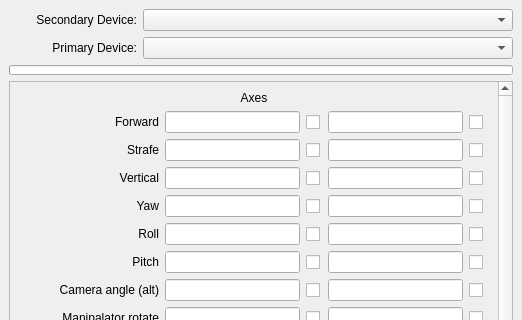
Before: the Qt Designer form joysticktest.ui in SevR0V/joystickTest, drawn with Qt 5; both pictures show x 0 to 522 and y 0 to 320 of the 522 by 624 pixel window.
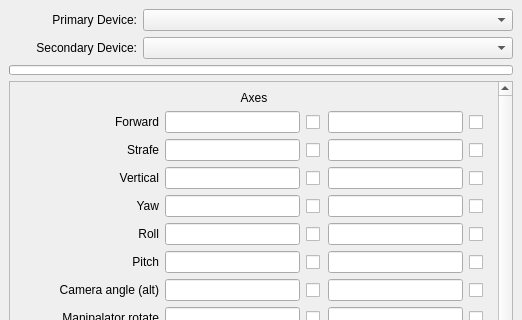
After: the same form once the commit is applied.

```diff
--- a/joysticktest.ui
+++ b/joysticktest.ui
@@ -27,30 +27,6 @@
   </property>
   <widget class="QWidget" name="centralwidget">
    <layout class="QVBoxLayout" name="verticalLayout">
-    <item>
-     <layout class="QHBoxLayout" name="horizontalLayout">
-      <item>
-       <widget class="QLabel" name="label_2">
-        <property name="text">
-         <string>Secondary Device:</string>
-        </property>
-        <property name="alignment">
-         <set>Qt::AlignmentFlag::AlignRight|Qt::AlignmentFlag::AlignTrailing|Qt::AlignmentFlag::AlignVCenter</set>
-        </property>
-       </widget>
-      </item>
-      <item>
-       <widget class="QComboBox" name="secondaryDeviceList">
-        <property name="minimumSize">
-         <size>
-          <width>370</width>
-          <height>0</height>
-         </size>
-        </property>
-       </widget>
-      </item>
-     </layout>
-    </item>
     <item>
      <layout class="QHBoxLayout" name="horizontalLayout_23">
       <item>
@@ -75,6 +51,30 @@
       </item>
      </layout>
     </item>
+    <item>
+     <layout class="QHBoxLayout" name="horizontalLayout">
+      <item>
+       <widget class="QLabel" name="label_2">
+        <property name="text">
+         <string>Secondary Device:</string>
+        </property>
+        <property name="alignment">
+         <set>Qt::AlignmentFlag::AlignRight|Qt::AlignmentFlag::AlignTrailing|Qt::AlignmentFlag::AlignVCenter</set>
+        </property>
+       </widget>
+      </item>
+      <item>
+       <widget class="QComboBox" name="secondaryDeviceList">
+        <property name="minimumSize">
+         <size>
+          <width>370</width>
+          <height>0</height>
+         </size>
+        </property>
+       </widget>
+      </item>
+     </layout>
+    </item>
     <item>
      <widget class="QProgressBar" name="inputProgressBar">
       <property name="maximumSize">
```
Left out of the diff: 69 changed lines with no effect on the pictures.
